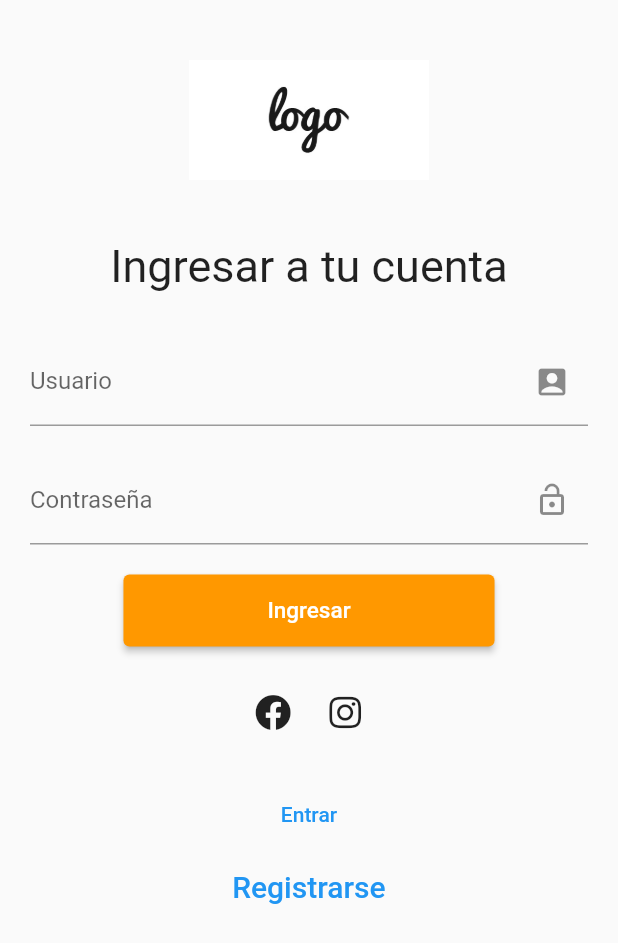
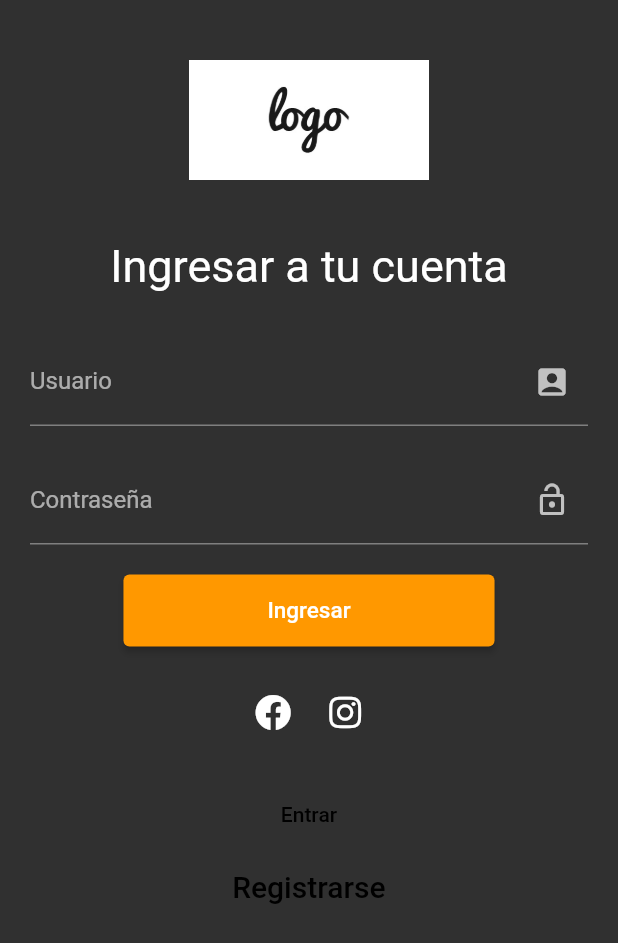
Before and after one commit to jsolis69/reservaapp, a Flutter app: the screen it shows after launch, on a phone screen of 412 x 824 dp. Shown: the top 943 px of the screen. Run offline on Flutter 3.47's test engine with Material 2 defaults, Android fonts, the light colour scheme and no system bars; our stand-ins replace flutter_svg, font_awesome_flutter, rxdart, shared_preferences, table_calendar.

Commit message:
jsolis - se realizan nuevas modificaciones, se crea una nueva estructura

```diff
--- a/lib/Preferencias_usuario/preferencias_usuario.dart
+++ b/lib/Preferencias_usuario/preferencias_usuario.dart
@@ -2,59 +2,30 @@ import 'package:shared_preferences/shared_preferences.dart';
 
 class PreferenciasUsuario {
 
- static final PreferenciasUsuario _instancia = new PreferenciasUsuario._internal();
+ static late SharedPreferences _prefs;
 
- factory PreferenciasUsuario() {
-   return _instancia;
- }
+  static bool _esModoOscuro = true;
+  static bool _esPropietario = false;
 
- PreferenciasUsuario._internal();
-
-  late SharedPreferences _prefs;
-
- initPrefs() async {
-   this._prefs = await SharedPreferences.getInstance();
+ static Future init() async {
+   _prefs = await SharedPreferences.getInstance();
  }
 
  // GET y SET del token
- int get modoAplicacion {
-   return _prefs.getInt('modoAplicacion') ?? 1;
+ static bool get esModoOscuro {
+   return _prefs.getBool('EsModoOscuro') ?? _esModoOscuro;
+ }
+  static bool get esPropietario{
+    return _prefs.getBool('EsPropietario') ?? _esPropietario;
+  }
+
+ static set esModoOscuro( bool value ) {
+  _esModoOscuro = value;
+   _prefs.setBool('EsModoOscuro', value);
  }
 
- set modoAplicacion( int value ) {
-   _prefs.setInt('modoAplicacion', value);
- }
-
-
-// void cerrarSesion(){
-//   this._prefs.clear();
-// }
-
- // GET y SET del token
- //get token {
- //  return _prefs.getString('token') ?? '';
- //}
-
- //set token( String value ) {
- //  _prefs.setString('token', value);
- //}
-   // GET y SET del token
- //get tokenExpira {
- //  return _prefs.getString('tokenExpira') ?? '';
- //}
-
- //set tokenExpira( String value ) {
- //  _prefs.setString('tokenExpira', value);
- //}
-
-
- // GET y SET de la última página
- //get ultimaPagina {
- //  return _prefs.getString('ultimaPagina') ?? 'login';
- //}
-
- //set ultimaPagina( String value ) {
- //  _prefs.setString('ultimaPagina', value);
- //}
-
+   static set esPropietario(bool value){
+    _esPropietario = value;
+    _prefs.setBool('EsPropietario', value);
+  }
 }
--- a/lib/blocs/theme.dart
+++ b/lib/blocs/theme.dart
@@ -1,69 +1,32 @@
 import 'package:flutter/material.dart';
-import 'package:reservaapp/Preferencias_usuario/preferencias_usuario.dart';
 
 
 class ThemeChanger with ChangeNotifier {
 
 
-  final prefs = PreferenciasUsuario();
+  ThemeData temaActual;
 
-  ThemeChanger(int modo)
-  {
-    prefs.modoAplicacion = modo;
-    if(modo == 1){
-      _modoOscuro = false;
-      _temaActual = ThemeData.light();
-    }
-
-    else if( modo == 2)
-    {
-      _modoOscuro = true;
-      _temaActual = ThemeData.dark();
-    }
-    else{
-      _modoOscuro = false;
-      _temaActual = ThemeData.light();
-    }
+  ThemeChanger({
+    required bool esModoOscuro
+  }) :
+  temaActual = esModoOscuro
+                    ? ThemeData.dark().copyWith(
+                      colorScheme: ThemeData.dark().colorScheme.copyWith(secondary: Colors.blueAccent, primary: Colors.black),
+                      //inputDecorationTheme: const InputDecorationTheme(prefixIconColor: Colors.black26)
+                      )
+                    : ThemeData.light().copyWith(
+                      colorScheme: ThemeData.light().colorScheme.copyWith(secondary: Colors.red)) ;
 
 
-  }
-
-  bool _modoOscuro = false;
-
-  late ThemeData _temaActual;
-
-  bool get modoOscuro => this._modoOscuro;
-
-  set modoOscuro(bool value){
-    _modoOscuro = value;
-
-    prefs.modoAplicacion = value ? 2 : 1;
-
-    if(value){
-      _temaActual = ThemeData.dark();
-    }
-    else{
-      _temaActual = ThemeData.light();
-    }
-
+  setModoClaro(){
+    temaActual = ThemeData.light().copyWith(colorScheme: ThemeData.light().colorScheme.copyWith(secondary: Colors.red)) ;
     notifyListeners();
   }
 
-  ThemeData get temaActual => this._temaActual;
 
-
-
-  //ThemeData _themeData;
-//
-  //ThemeChanger( this._themeData );
-//
-  //getTheme() => _themeData;
-//
-  //setTheme(ThemeData theme){
-//
-  //  this._themeData = theme;
-  //  notifyListeners();
-//
-  //}
+  setModoOscuro(){
+    temaActual = ThemeData.dark().copyWith(colorScheme: ThemeData.dark().colorScheme.copyWith(secondary: Colors.blueAccent, primary: Colors.black54));
+    notifyListeners();
+  }
 
 }
--- a/lib/main.dart
+++ b/lib/main.dart
@@ -1,6 +1,7 @@
 //import 'dart:js_util';
 
 import 'package:flutter/material.dart';
+import 'package:flutter_localizations/flutter_localizations.dart';
 import 'package:provider/provider.dart';
 import 'package:reservaapp/Preferencias_usuario/preferencias_usuario.dart';
 //import 'package:reservaapp/blocs/provider.dart';
@@ -27,19 +28,19 @@ import 'package:reservaapp/providers/usuario_provider.dart';
 import 'blocs/theme.dart';
 
 
-final prefs = new PreferenciasUsuario();
+//final prefs = new PreferenciasUsuario();
 
 void main() async{
 
     WidgetsFlutterBinding.ensureInitialized();
-    final prefs = new PreferenciasUsuario();
-    await prefs.initPrefs();
+    //final prefs = new PreferenciasUsuario();
+    await PreferenciasUsuario.init();
 
     runApp(
 
       MultiProvider(
         providers:[
-          ChangeNotifierProvider( create: (_)=>new ThemeChanger(prefs.modoAplicacion)),
+          ChangeNotifierProvider( create: (_)=>new ThemeChanger(esModoOscuro: PreferenciasUsuario.esModoOscuro)),
           ChangeNotifierProvider( create: (_)=>new UsuarioProvider()),
           ChangeNotifierProvider( create: (_)=>new SucursalesProvider()),
           ChangeNotifierProvider( create: (_)=>new UbicacionesProvider()),
@@ -62,6 +63,14 @@ class MyApp extends StatelessWidget {
     final temaActual = Provider.of<ThemeChanger>(context).temaActual;
 
     return MaterialApp(
+      //para cambiar el idioma del datepicker
+      localizationsDelegates: [
+        GlobalMaterialLocalizations.delegate
+      ],
+      supportedLocales: [
+         const Locale('es'),
+         const Locale('en')
+      ],
         theme: temaActual,
         debugShowCheckedModeBanner: false,
         title: 'Fut5 Reservas',
--- a/lib/models/usuario_model.dart
+++ /dev/null
@@ -1,12 +0,0 @@
-import 'package:provider/provider.dart';
-
-class Usuario{
-
-  String nombre;
-  String contrasenia;
-
-  Usuario({
-    required this.nombre,
-    required this.contrasenia});
-
-}
--- a/lib/paginas/ayuda_page.dart
+++ b/lib/paginas/ayuda_page.dart
@@ -2,6 +2,7 @@ import 'package:flutter/material.dart';
 import 'package:flutter_svg/svg.dart';
 import 'package:font_awesome_flutter/font_awesome_flutter.dart';
 import 'package:provider/provider.dart';
+import 'package:reservaapp/Preferencias_usuario/preferencias_usuario.dart';
 import 'package:reservaapp/blocs/theme.dart';
 import 'package:reservaapp/widgets/header.dart';
 import 'package:reservaapp/widgets/slideshow.dart';
@@ -52,10 +53,10 @@ class AyudaPage extends StatelessWidget {
 
 Widget _crearFormulario(BuildContext context) {
 
-  final temaAplicacion = Provider.of<ThemeChanger>(context);
+  //final temaAplicacion = Provider.of<ThemeChanger>(context);
 
   return Slidesshow(
-    colorPrimario: temaAplicacion.modoOscuro ? temaAplicacion.temaActual.accentColor : Colors.red,
+    colorPrimario: PreferenciasUsuario.esModoOscuro ? Colors.black : Colors.red,
     //colorSecundario: Colors.purple,
     slides: <Widget>[
         SvgPicture.asset('assets/svgs/svg1.svg'),
--- a/lib/providers/horario_provider.dart
+++ b/lib/providers/horario_provider.dart
@@ -23,7 +23,7 @@ class HorariosProvider with ChangeNotifier{
       'Horarios':[
         {
           'Reserva': {
-            'Fecha': '2023-01-18'
+            'Fecha': '2023-01-17'
           }
         }
       ]
--- a/pubspec.yaml
+++ b/pubspec.yaml
@@ -43,6 +43,8 @@ dependencies:
   flutter_svg: ^0.22.0
   platform: ^3.1.0
   place_picker: ^0.10.0
+  flutter_localizations:
+    sdk: flutter
 
 dev_dependencies:
   flutter_test:
```
Also changed, not shown: lib/models/autenticar_model.dart (added, +165 -0 lines), lib/paginas/Anfitrion/menuAnfitron_page.dart (+12 -4 lines), lib/paginas/canchas_page.dart (+70 -7 lines), lib/paginas/login_page.dart (+2 -5 lines), lib/paginas/menu_page.dart (+19 -7 lines), lib/providers/usuario_provider.dart (+21 -4 lines), pubspec.lock.
